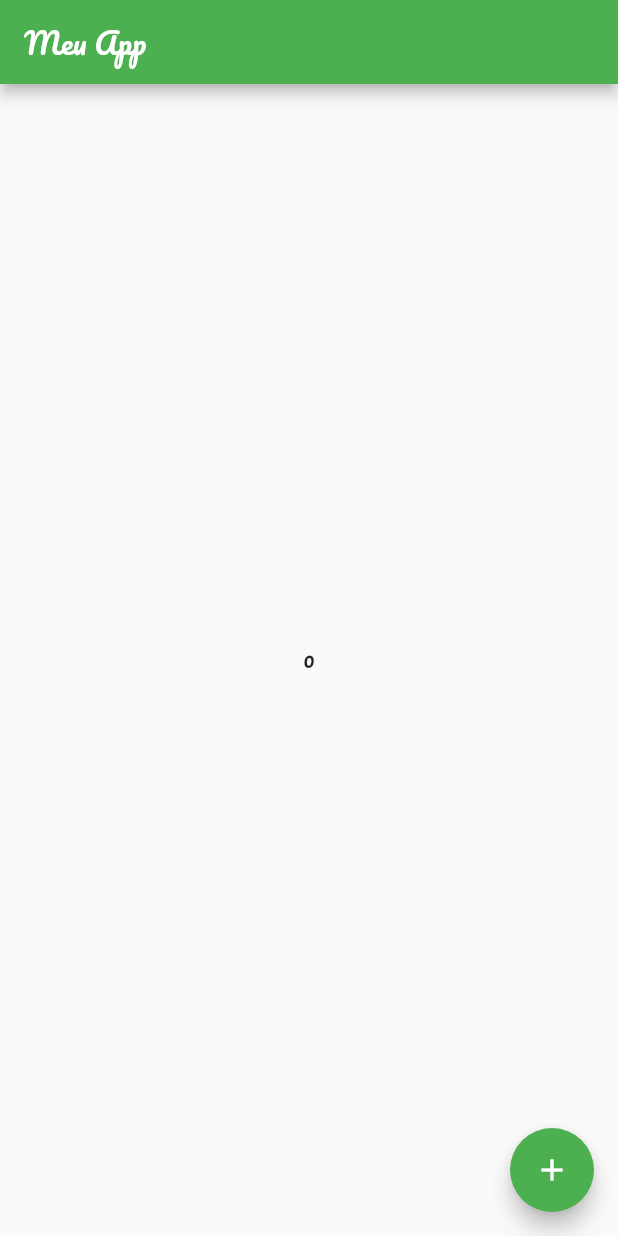
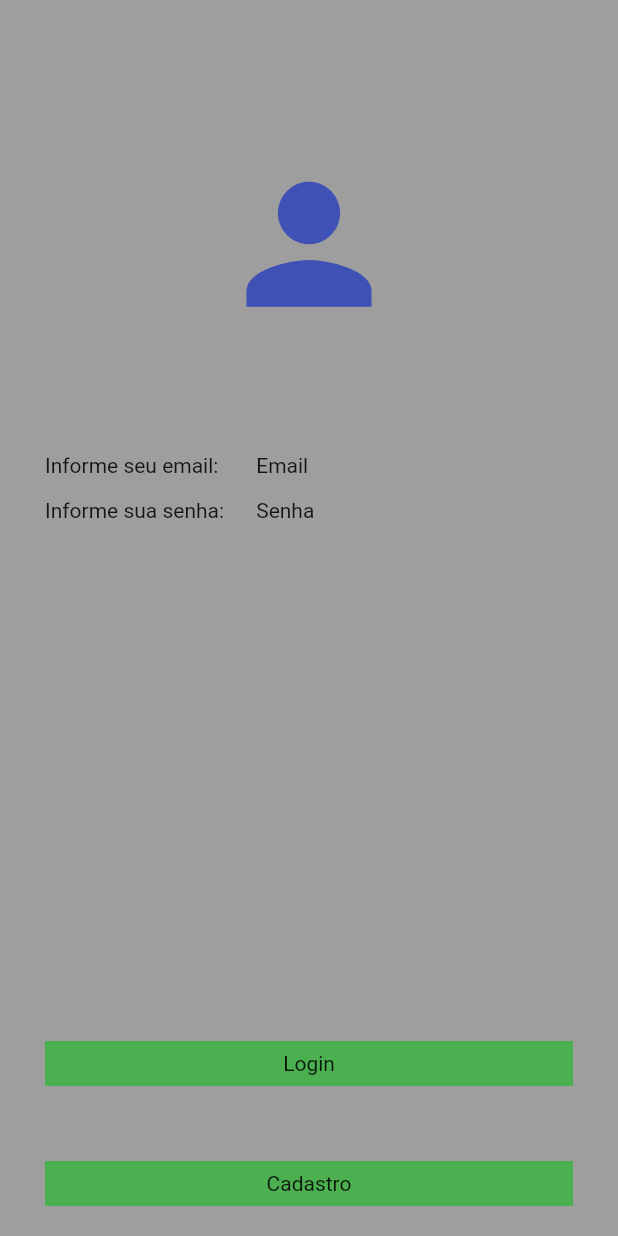
Before and after one commit to caiohportella/bootcamp-santander, a Flutter app: the screen it shows after launch, on a phone screen of 412 x 824 dp. Run offline on Flutter 3.47's test engine with Material 2 defaults, Android fonts, the light colour scheme and no system bars; our stand-ins replace google_fonts.

Commit message:
feat: added basic login screen

```diff
--- a/apps/trilhaapp/lib/my_app.dart
+++ b/apps/trilhaapp/lib/my_app.dart
@@ -1,5 +1,6 @@
 import 'package:flutter/material.dart';
 import 'package:google_fonts/google_fonts.dart';
+import 'package:trilhaapp/pages/login_page.dart';
 
 import 'pages/home_page.dart';
 
@@ -11,11 +12,11 @@ class MyApp extends StatelessWidget {
     return MaterialApp(
       theme: ThemeData(
         primarySwatch: Colors.green,
-        textTheme: GoogleFonts.pacificoTextTheme(
+        textTheme: GoogleFonts.robotoTextTheme(
           Theme.of(context).textTheme,
         ),
       ),
-      home: const HomePage(),
+      home: const LoginPage(),
     );
   }
 }
--- /dev/null
+++ b/apps/trilhaapp/lib/pages/login_page.dart
@@ -0,0 +1,111 @@
+import 'package:flutter/material.dart';
+
+class LoginPage extends StatefulWidget {
+  const LoginPage({super.key});
+
+  @override
+  State<LoginPage> createState() => _LoginPageState();
+}
+
+class _LoginPageState extends State<LoginPage> {
+  @override
+  Widget build(BuildContext context) {
+    return SafeArea(
+      child: Scaffold(
+        backgroundColor: Colors.grey,
+        body: SizedBox(
+          width: double.infinity,
+          child: Column(
+            crossAxisAlignment: CrossAxisAlignment.center,
+            children: [
+              const SizedBox(
+                height: 100,
+              ),
+              const Icon(
+                Icons.person,
+                size: 125,
+                color: Colors.indigo,
+              ),
+              const SizedBox(
+                height: 70,
+              ),
+              Container(
+                width: double.infinity,
+                margin: const EdgeInsets.symmetric(horizontal: 30),
+                height: 30,
+                alignment: Alignment.center,
+                child: const Row(
+                  children: [
+                    Expanded(
+                      flex: 2,
+                      child: Text(
+                        "Informe seu email: ",
+                      ),
+                    ),
+                    Expanded(
+                      flex: 3,
+                      child: Text(
+                        "Email",
+                      ),
+                    ),
+                  ],
+                ),
+              ),
+              Container(
+                width: double.infinity,
+                margin: const EdgeInsets.symmetric(horizontal: 30),
+                height: 30,
+                alignment: Alignment.center,
+                child: const Row(
+                  children: [
+                    Expanded(
+                      flex: 2,
+                      child: Text(
+                        "Informe sua senha: ",
+                      ),
+                    ),
+                    Expanded(
+                      flex: 3,
+                      child: Text(
+                        "Senha",
+                      ),
+                    ),
+                  ],
+                ),
+              ),
+              const SizedBox(
+                height: 50,
+              ),
+              Expanded(child: Container()),
+              Container(
+                width: double.infinity,
+                margin: const EdgeInsets.symmetric(horizontal: 30),
+                color: Colors.green,
+                height: 30,
+                alignment: Alignment.center,
+                child: const Text(
+                  "Login",
+                ),
+              ),
+              const SizedBox(
+                height: 50,
+              ),
+              Container(
+                margin: const EdgeInsets.symmetric(horizontal: 30),
+                color: Colors.green,
+                height: 30,
+                alignment: Alignment.center,
+                child: const Text(
+                  "Cadastro",
+                ),
+              ),
+              const SizedBox(
+                height: 20,
+              ),
+            ],
+          ),
+        ),
+      ),
+    );
+  }
+}
```
Also changed, not shown: apps/trilhaapp/lib/pages/home_page.dart (+55 -6 lines).
